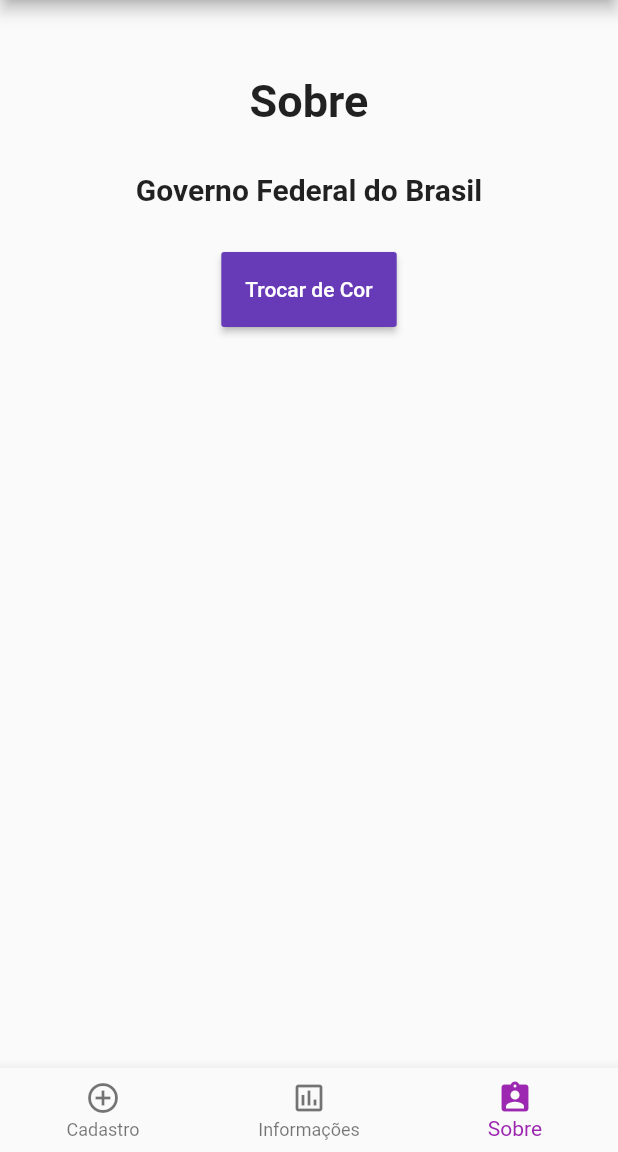
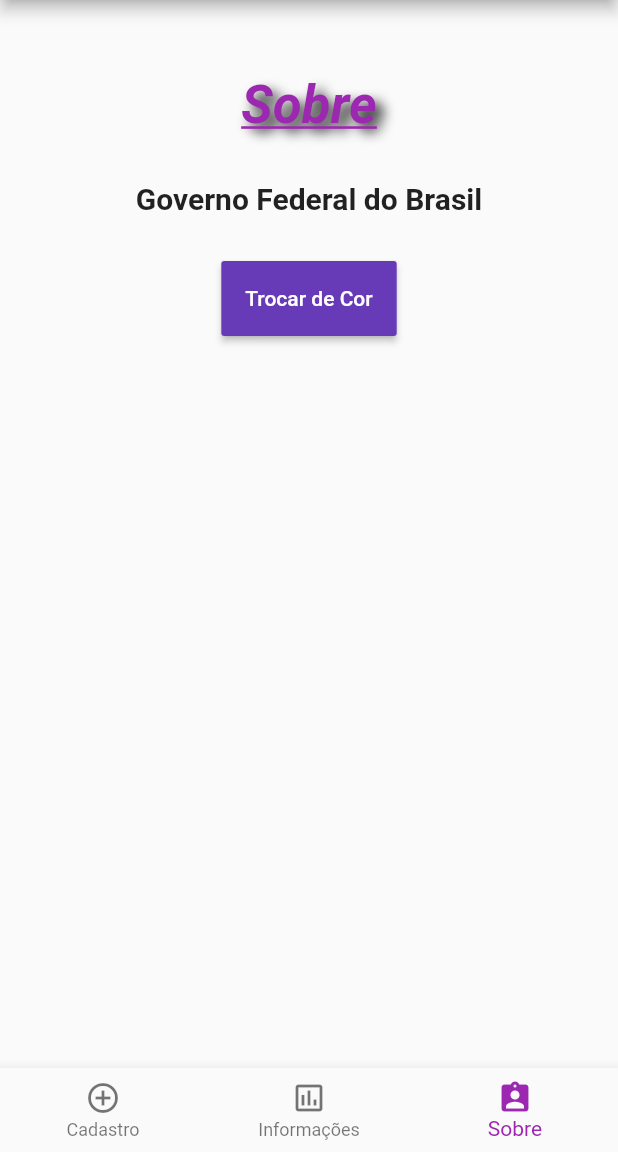
Before and after one commit to mathiasarturschulz/flutter_animations, a Flutter app: the screen it shows after launch, item 3 of the bottom bar chosen, on a phone screen of 412 x 824 dp, the part 84-1236 px from its top. Run offline on Flutter 3.47's test engine with Material 2 defaults, Android fonts, the phone set to English and light mode, and no system bars.

Commit message:
[UPD] Atualizado as fontes do app

```diff
--- a/lib/main.dart
+++ b/lib/main.dart
@@ -72,11 +72,12 @@ class Usuario {
 }
 
 class PageCadastro extends StatelessWidget {
-  static const optionStyle = TextStyle(fontSize: 30, fontWeight: FontWeight.bold);
   Usuario _usuario = new Usuario();
   GlobalKey<FormState> _formKey = new GlobalKey<FormState>();
 
   Widget build(BuildContext context) {
+    Paint paint = Paint();
+    paint.color = Colors.green;
     return Scaffold(
       body: Container(
         padding: EdgeInsets.only(right: 20, left: 20, top: 50),
@@ -85,7 +86,15 @@ class PageCadastro extends StatelessWidget {
           child: Column(
             children: [
               // cadastro
-              Text('Cadastro', style: optionStyle),
+              Text(
+                'Cadastro',
+                style: TextStyle(
+                  background: paint,
+                  fontSize: 30,
+                  fontWeight: FontWeight.bold,
+                  fontStyle: FontStyle.italic,
+                ),
+              ),
               // campo nome
               TextFormField(
                 keyboardType: TextInputType.name,
@@ -182,7 +191,6 @@ class _PageInformacoesState extends State<PageInformacoes> with SingleTickerProv
   AnimationController controller;
   Animation colorAnimation;
   Animation sizeAnimation;
-  static const optionStyle = TextStyle(fontSize: 30, fontWeight: FontWeight.bold);
   GlobalKey<FormState> _formKey = new GlobalKey<FormState>();
 
   void initState() {
@@ -207,7 +215,16 @@ class _PageInformacoesState extends State<PageInformacoes> with SingleTickerProv
             children: [
               Align(
                 alignment: Alignment.center,
-                child: Text('Informações', style: optionStyle),
+                child: new RotationTransition(
+                  turns: new AlwaysStoppedAnimation(-15 / 360),
+                  child: new Text(
+                    'Informações',
+                    style: TextStyle(
+                      fontSize: 30,
+                      foreground: Paint() ..style = PaintingStyle.stroke ..strokeWidth = 4 ..color = Colors.blue[700],
+                    ),
+                  ),
+                ),
               ),
               Padding(
                 padding: EdgeInsets.only(top: 30),
@@ -266,7 +283,25 @@ class _PageSobreState extends State<PageSobre> with SingleTickerProviderStateMix
             children: [
               Align(
                 alignment: Alignment.center,
-                child: Text('Sobre', style: optionStyle),
+                child: Text(
+                  'Sobre',
+                  style: TextStyle(
+                    color: Colors.purple,
+                    fontSize: 35,
+                    fontWeight: FontWeight.bold,
+                    fontStyle: FontStyle.italic,
+                    shadows: [
+                      Shadow(
+                        blurRadius: 10.0,
+                        color: Colors.black,
+                        offset: Offset(5.0, 5.0),
+                      ),
+                    ],
+                    decoration: TextDecoration.underline,
+                    decorationColor: Colors.purple,
+                    decorationStyle: TextDecorationStyle.solid,
+                  ),
+                ),
               ),
               Padding(
                 padding: EdgeInsets.only(top: 30, bottom: 30),
```
